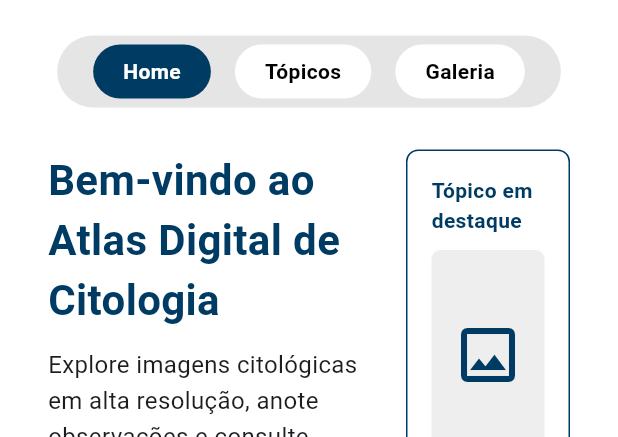
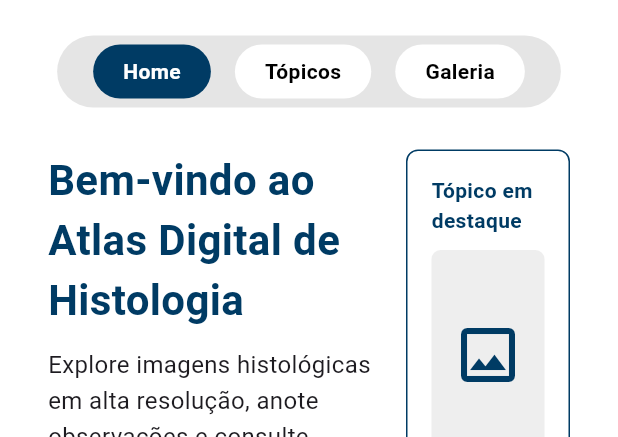
Before and after one commit to PI-FMABC/PI_FMABC_4-_Semestre, a Flutter app: the screen it shows after launch, on a phone screen of 412 x 824 dp, the part 83-520 px from its top. Run offline on Flutter 3.47's test engine with Material 3 defaults, Android fonts, the phone set to English and light mode, and no system bars; Roboto replaces fonts that are missing (OpenSans).

Commit message:
correções gramaticais

```diff
--- a/main_front/lib/screens/home.dart
+++ b/main_front/lib/screens/home.dart
@@ -104,7 +104,7 @@ class HomeScreen extends StatelessWidget {
                       crossAxisAlignment: CrossAxisAlignment.start,
                       children: [
                         const Text(
-                          "Bem-vindo ao Atlas Digital de Citologia",
+                          "Bem-vindo ao Atlas Digital de Histologia",
                           style: TextStyle(
                             fontSize: 28,
                             color: Color(0xFF003b64),
@@ -113,7 +113,7 @@ class HomeScreen extends StatelessWidget {
                         ),
                         const SizedBox(height: 12),
                         const Text(
-                          "Explore imagens citológicas em alta resolução, anote observações e consulte materiais organizados por tópicos.",
+                          "Explore imagens histológicas em alta resolução, anote observações e consulte materiais organizados por tópicos.",
                           style: TextStyle(fontSize: 16, height: 1.5),
                         ),
                         const SizedBox(height: 18),
```
